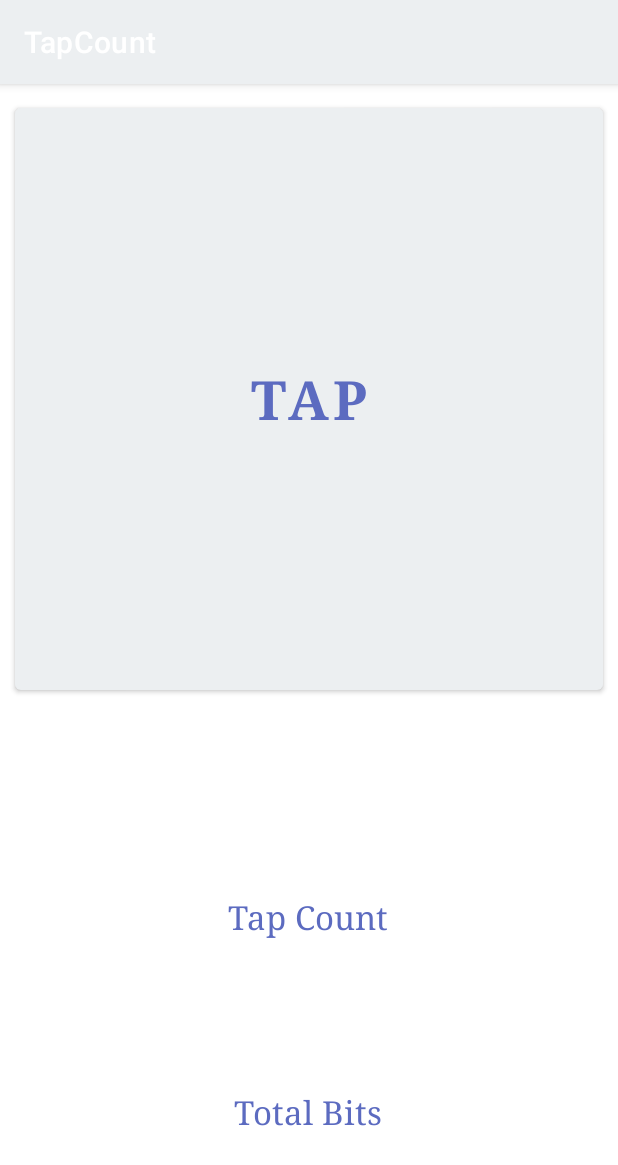
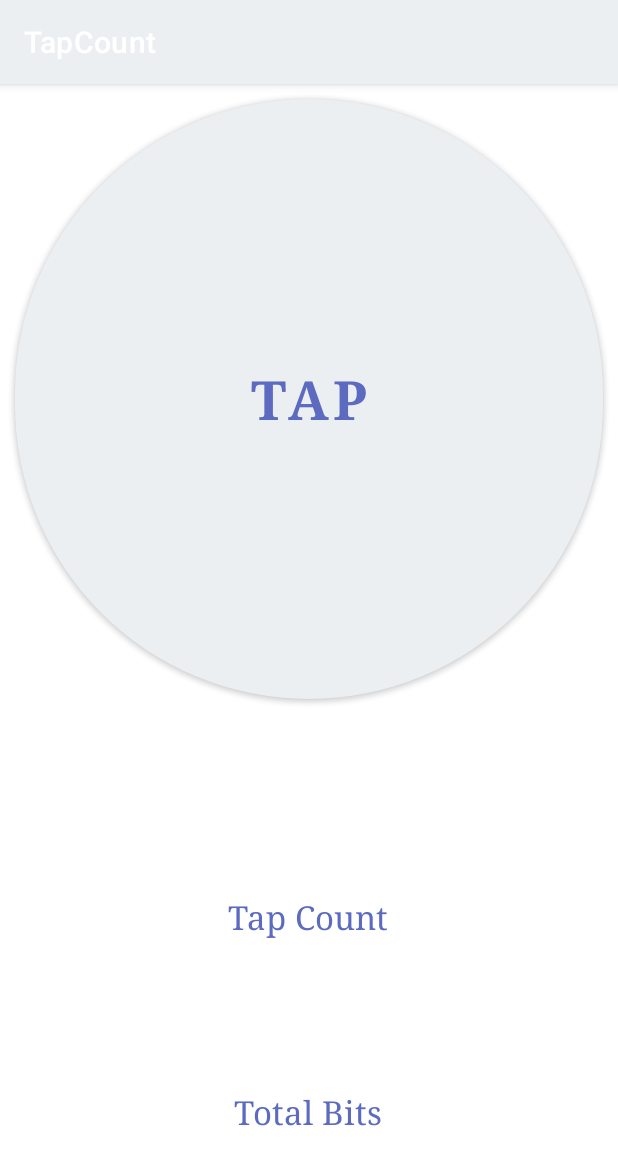
Before and after one commit to sumedh1234/TapCount, an Android app: the screen it shows after launch (MainActivity), on a phone screen of 412 x 824 dp. Shown: the top 1165 px of the screen. Run offline under Robolectric (Android 15) with nearby library versions, the phone set to English and light mode, and no system bars.

Commit message:
This is updated code.

```diff
--- /dev/null
+++ b/app/src/main/res/drawable/custom_button.xml
@@ -0,0 +1,5 @@
+<?xml version="1.0" encoding="utf-8"?>
+<shape xmlns:android="http://schemas.android.com/apk/res/android" android:shape="rectangle">
+    <corners android:radius="999dp"/>
+    <solid android:color="@color/purple_200"/>
+</shape>
--- a/app/src/main/res/layout/activity_main.xml
+++ b/app/src/main/res/layout/activity_main.xml
@@ -13,6 +13,7 @@
         android:layout_gravity="center_vertical"
         android:layout_margin="10dp"
         android:fontFamily="serif"
+        android:background="@drawable/custom_button"
         android:text="@string/tap_me"
         android:textColor="@color/textColor"
         android:textSize="36sp"
```
